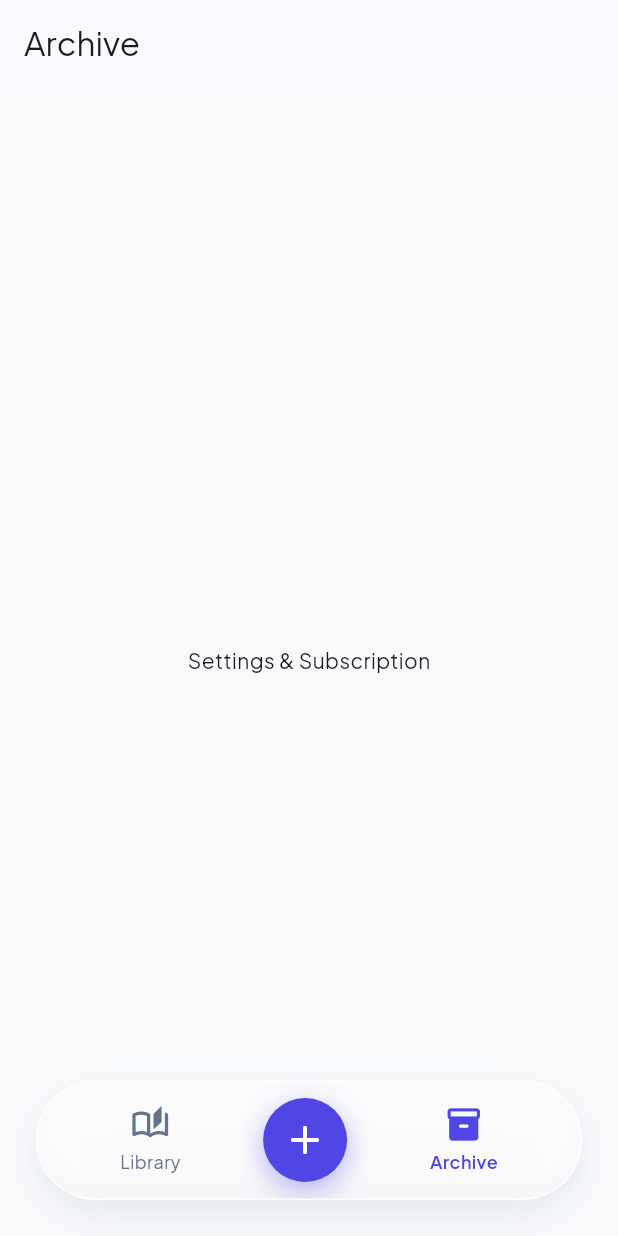
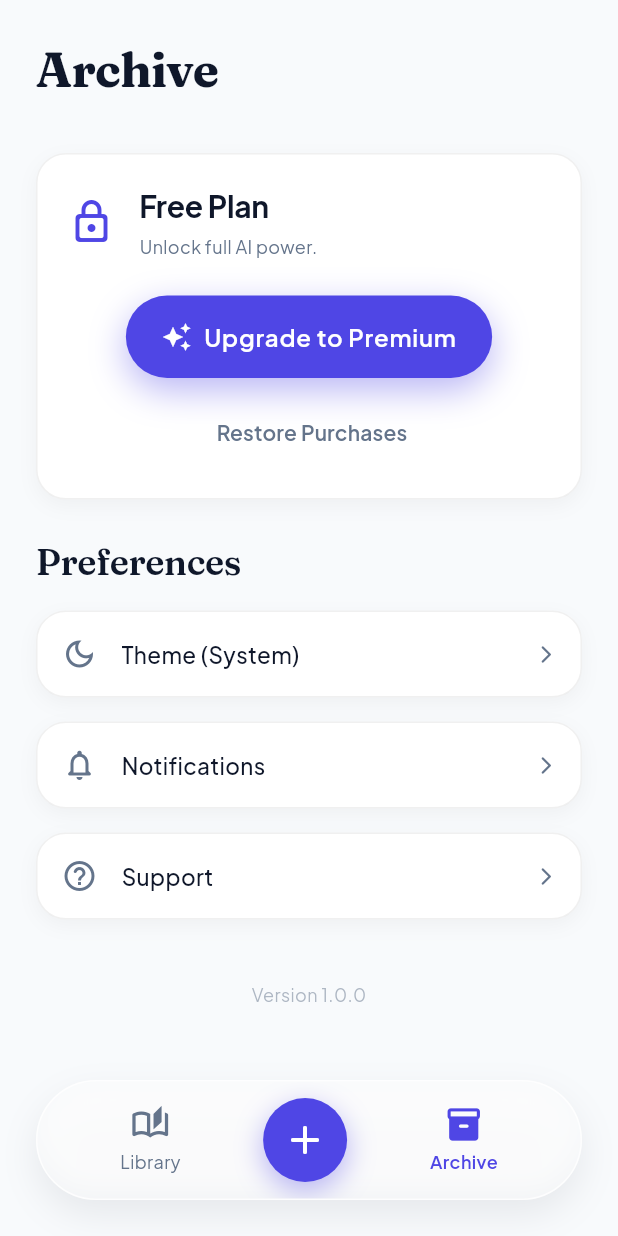
Before and after one commit to dwisarsana/TOMEEE12em012io1kk23l, a Flutter app: the ArchiveScreen screen opened by its route, on a phone screen of 412 x 824 dp. Run offline on Flutter 3.47's test engine with Material 3 defaults, Android fonts, the phone set to English and light mode, and no system bars; drawn by our look-alikes of flutter_animate; our stand-ins replace flutter_riverpod, go_router, google_fonts, open_filex, shared_preferences; missing offline and left inert: dart_pptx, purchases_flutter, purchases_ui_flutter; accounts and stored records are empty.

Commit message:
Integrate premium gating into V2 flow
Co-authored-by: dwisarsana <258506774+dwisarsana@users.noreply.github.com>

```diff
--- a/lib/features/archive/ui/archive_screen.dart
+++ b/lib/features/archive/ui/archive_screen.dart
@@ -1,13 +1,157 @@
 import 'package:flutter/material.dart';
+import 'package:flutter_animate/flutter_animate.dart';
+import 'package:flutter_riverpod/flutter_riverpod.dart';
 
-class ArchiveScreen extends StatelessWidget {
+import '../../../app/state/providers.dart';
+import '../../../core/design/colors.dart';
+import '../../../core/design/components/glass_card.dart';
+import '../../../core/design/components/magic_button.dart';
+import '../../../core/design/typography.dart';
+import '../../../core/monetization/revenue_cat_service.dart';
+
+class ArchiveScreen extends ConsumerWidget {
   const ArchiveScreen({super.key});
 
   @override
-  Widget build(BuildContext context) {
+  Widget build(BuildContext context, WidgetRef ref) {
+    final userState = ref.watch(userProvider);
+
     return Scaffold(
-      appBar: AppBar(title: const Text('Archive')),
-      body: const Center(child: Text('Settings & Subscription')),
+      backgroundColor: TomeColors.washWhite,
+      body: SafeArea(
+        child: Padding(
+          padding: const EdgeInsets.all(24.0),
+          child: Column(
+            crossAxisAlignment: CrossAxisAlignment.stretch,
+            children: [
+              Text("Archive", style: TomeTypography.display1),
+              const SizedBox(height: 32),
+
+              userState.when(
+                data: (user) => _SubscriptionCard(
+                  isPremium: user.isPremium,
+                  onUpgrade: () async {
+                    await RevenueCatService.presentPaywall();
+                    ref.read(userProvider.notifier).refreshPremium();
+                  },
+                  onRestore: () async {
+                    await RevenueCatService.restorePurchases();
+                    ref.read(userProvider.notifier).refreshPremium();
+                    if (context.mounted) {
+                      ScaffoldMessenger.of(context).showSnackBar(
+                        const SnackBar(content: Text("Purchases Restored")),
+                      );
+                    }
+                  },
+                ).animate().fadeIn().slideY(begin: 0.1),
+                loading: () => const Center(child: CircularProgressIndicator()),
+                error: (e, _) => Text("Error: $e"),
+              ),
+
+              const SizedBox(height: 24),
+              Text("Preferences", style: TomeTypography.heading2),
+              const SizedBox(height: 16),
+              const _PreferenceItem(icon: Icons.dark_mode_outlined, label: "Theme (System)"),
+              const _PreferenceItem(icon: Icons.notifications_none_rounded, label: "Notifications"),
+              const _PreferenceItem(icon: Icons.help_outline_rounded, label: "Support"),
+              const Spacer(),
+              Center(
+                child: Text(
+                  "Version 1.0.0",
+                  style: TomeTypography.caption.copyWith(color: TomeColors.slateGrey.withOpacity(0.5)),
+                ),
+              ),
+            ],
+          ),
+        ),
+      ),
     );
   }
 }
+
+class _SubscriptionCard extends StatelessWidget {
+  final bool isPremium;
+  final VoidCallback onUpgrade;
+  final VoidCallback onRestore;
+
+  const _SubscriptionCard({
+    required this.isPremium,
+    required this.onUpgrade,
+    required this.onRestore,
+  });
+
+  @override
+  Widget build(BuildContext context) {
+    return GlassCard(
+      child: Column(
+        children: [
+          Row(
+            children: [
+              Icon(
+                isPremium ? Icons.verified_rounded : Icons.lock_outline_rounded,
+                color: isPremium ? TomeColors.success : TomeColors.mysticIndigo,
+                size: 32,
+              ),
+              const SizedBox(width: 16),
+              Expanded(
+                child: Column(
+                  crossAxisAlignment: CrossAxisAlignment.start,
+                  children: [
+                    Text(
+                      isPremium ? "Premium Active" : "Free Plan",
+                      style: TomeTypography.heading3,
+                    ),
+                    const SizedBox(height: 4),
+                    Text(
+                      isPremium ? "You have unlimited access." : "Unlock full AI power.",
+                      style: TomeTypography.caption,
+                    ),
+                  ],
+                ),
+              ),
+            ],
+          ),
+          const SizedBox(height: 24),
+          if (!isPremium)
+            MagicButton(
+              label: "Upgrade to Premium",
+              icon: Icons.auto_awesome,
+              onPressed: onUpgrade,
+            ),
+          if (!isPremium) const SizedBox(height: 12),
+          MagicButton(
+            label: "Restore Purchases",
+            isGhost: true,
+            onPressed: onRestore,
+          ),
+        ],
+      ),
+    );
+  }
+}
+
+class _PreferenceItem extends StatelessWidget {
+  final IconData icon;
+  final String label;
+
+  const _PreferenceItem({required this.icon, required this.label});
+
+  @override
+  Widget build(BuildContext context) {
+    return Padding(
+      padding: const EdgeInsets.only(bottom: 16),
+      child: GlassCard(
+        padding: const EdgeInsets.all(16),
+        child: Row(
+          children: [
+            Icon(icon, color: TomeColors.slateGrey),
+            const SizedBox(width: 16),
+            Text(label, style: TomeTypography.bodyMedium),
+            const Spacer(),
+            const Icon(Icons.arrow_forward_ios_rounded, size: 14, color: TomeColors.slateGrey),
+          ],
+        ),
+      ),
+    );
+  }
+}
```
